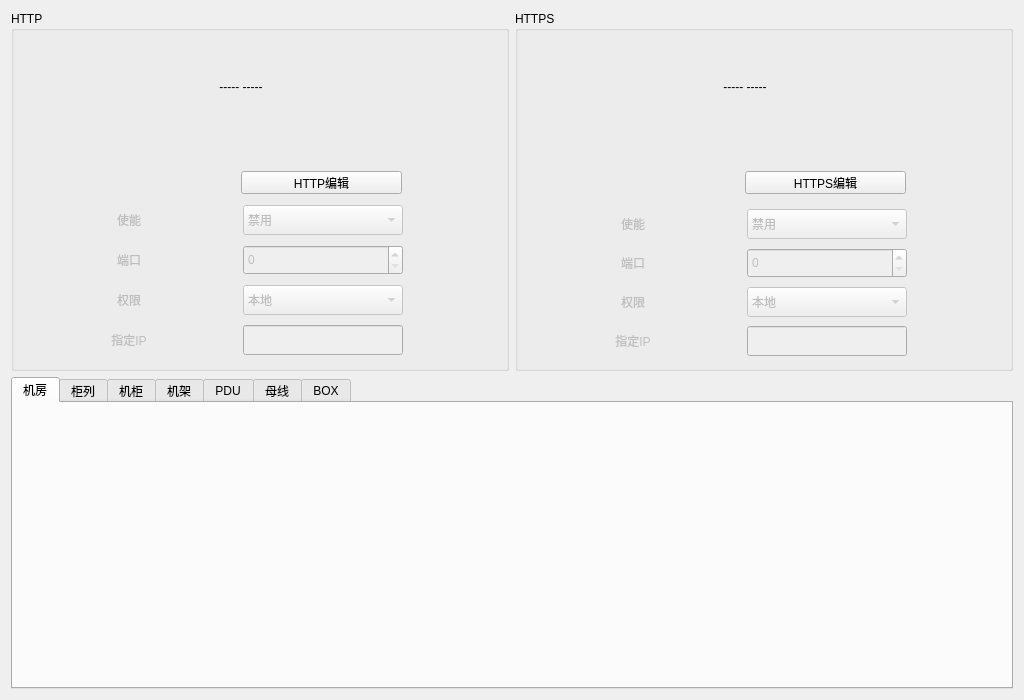
Qt form sdmpCore/guis/gui_restwid.ui (ChinaClever/SDMP) before a commit.
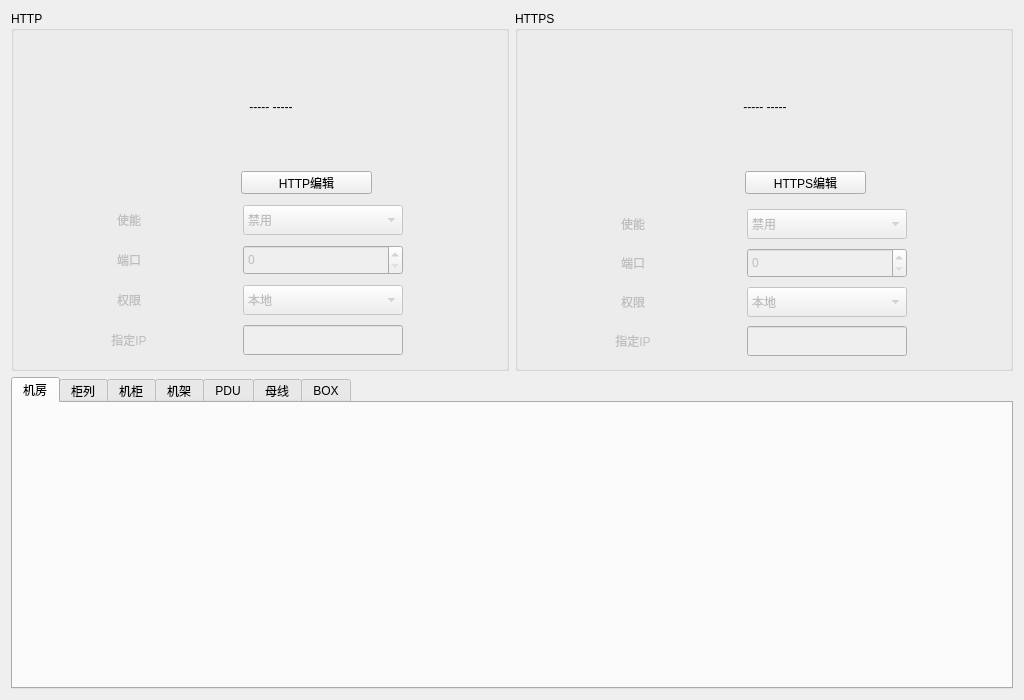
The same form after that commit. The open tabs and pages were chosen to show the change.

```diff
--- a/sdmpCore/guis/gui_restwid.ui
+++ b/sdmpCore/guis/gui_restwid.ui
@@ -30,7 +30,7 @@
        <rect>
         <x>230</x>
         <y>160</y>
-        <width>161</width>
+        <width>131</width>
         <height>23</height>
        </rect>
       </property>
@@ -41,8 +41,8 @@
      <widget class="QLabel" name="statusLab">
       <property name="geometry">
        <rect>
-        <x>130</x>
-        <y>10</y>
+        <x>160</x>
+        <y>30</y>
         <width>200</width>
         <height>131</height>
        </rect>
@@ -243,7 +243,7 @@
        <rect>
         <x>230</x>
         <y>160</y>
-        <width>161</width>
+        <width>121</width>
         <height>23</height>
        </rect>
       </property>
@@ -254,8 +254,8 @@
      <widget class="QLabel" name="statusLab_2">
       <property name="geometry">
        <rect>
-        <x>130</x>
-        <y>10</y>
+        <x>150</x>
+        <y>30</y>
         <width>200</width>
         <height>131</height>
        </rect>
```
Left out of the diff: 6 changed lines with no effect on the pictures.
